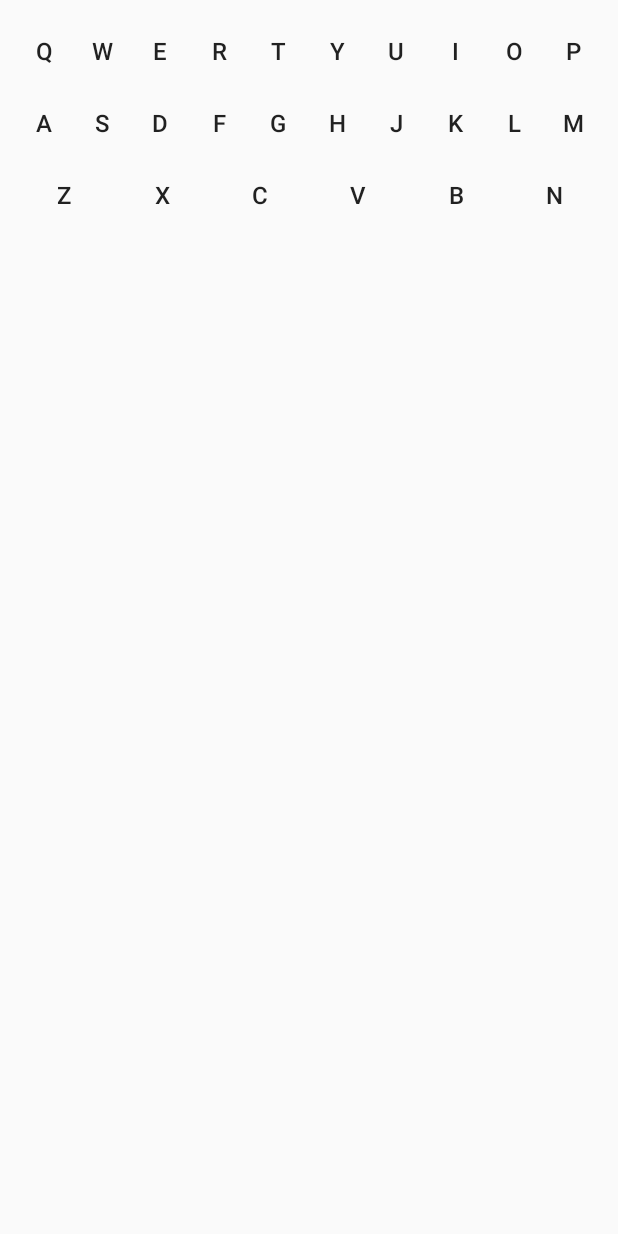
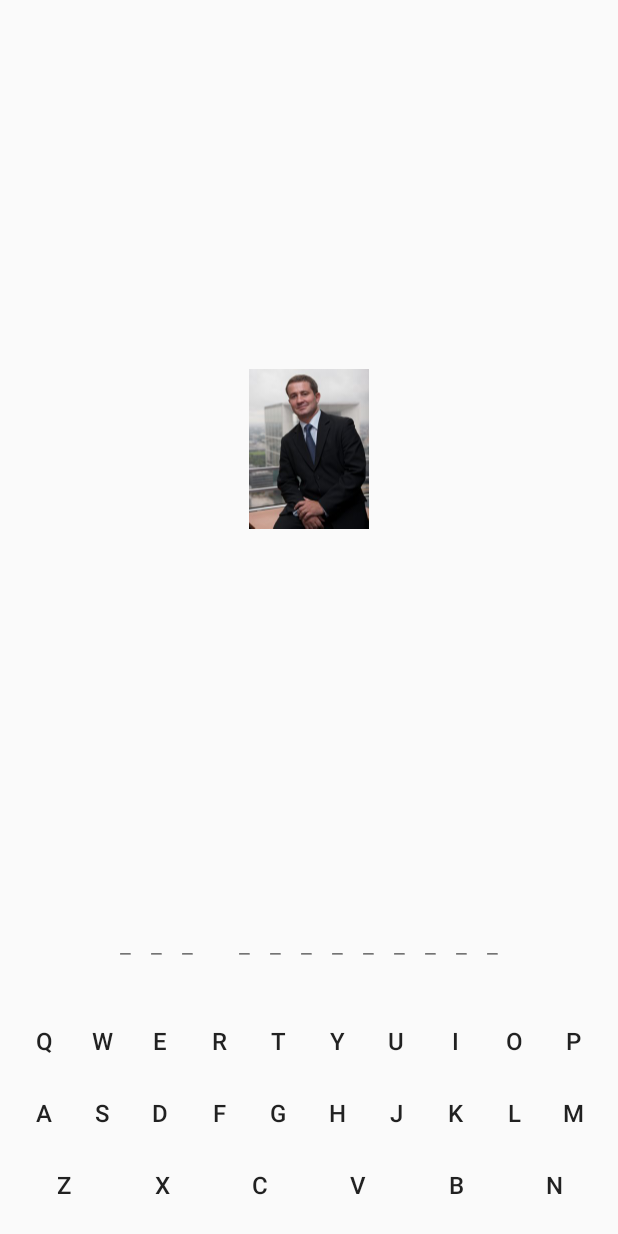
Before and after one commit to blacroix/xwhois-android, an Android app: the screen it shows after launch (GameActivity), on a phone screen of 412 x 824 dp. Run offline under Robolectric (Android 15) with nearby library versions, the phone set to English and light mode, and no system bars.

Commit message:
Simple game play

```diff
--- a/app/build.gradle
+++ b/app/build.gradle
@@ -5,6 +5,7 @@ buildscript {
     }
     dependencies {
         classpath "org.jetbrains.kotlin:kotlin-gradle-plugin:$kotlin_version"
+        classpath "org.jetbrains.kotlin:kotlin-android-extensions:$kotlin_version"
     }
 }
 
--- a/app/src/main/java/fr/xebia/xwhois/game/GameActivity.kt
+++ b/app/src/main/java/fr/xebia/xwhois/game/GameActivity.kt
@@ -2,13 +2,38 @@ package fr.xebia.xwhois.game
 
 import android.os.Bundle
 import android.support.v7.app.AppCompatActivity
+import android.widget.Toast
 import fr.xebia.xwhois.R
+import fr.xebia.xwhois.keyboard.KeyboardView
+import kotlinx.android.synthetic.main.view_hole_fields.*
+import kotlinx.android.synthetic.main.view_keyboard.*
 
-class GameActivity : AppCompatActivity() {
+class GameActivity : AppCompatActivity(), KeyboardView.OnKeyboardListener {
+
+    var controller: GameController = GameController(this)
 
     override fun onCreate(savedInstanceState: Bundle?) {
         super.onCreate(savedInstanceState)
         setContentView(R.layout.activity_game)
+        val name = "Luc Legardeur".toLowerCase()
+        controller.name = name
+        holeFieldsLayout.bind(name);
+
+        keyboardLayout.listener = this
     }
 
+    override fun click(c: Char) {
+        controller.checkChar(c)
+    }
+
+    fun correctChar(c: Char) {
+        var win = holeFieldsLayout.show(c)
+        if (win) {
+            Toast.makeText(this, "Winner!", Toast.LENGTH_SHORT).show()
+        }
+    }
+
+    fun wrongChar() {
+
+    }
 }
--- /dev/null
+++ b/app/src/main/java/fr/xebia/xwhois/game/GameController.kt
@@ -0,0 +1,15 @@
+package fr.xebia.xwhois.game
+
+class GameController(var view: GameActivity) {
+
+    lateinit var name: String
+
+    fun checkChar(c: Char) {
+        if (name.contains(c)) {
+            view.correctChar(c)
+        } else {
+            view.wrongChar()
+        }
+    }
+
+}
--- /dev/null
+++ b/app/src/main/java/fr/xebia/xwhois/keyboard/HoleFieldsView.kt
@@ -0,0 +1,57 @@
+package fr.xebia.xwhois.keyboard
+
+import android.content.Context
+import android.util.AttributeSet
+import android.view.ViewGroup
+import android.widget.LinearLayout
+import android.widget.TextView
+import fr.xebia.xwhois.R
+import kotlinx.android.synthetic.main.view_keyboard.view.*
+
+class HoleFieldsView @JvmOverloads constructor(context: Context, attrs: AttributeSet? = null, defStyleAttr: Int = 0) : LinearLayout(context, attrs, defStyleAttr) {
+
+    lateinit var name: String
+
+    lateinit var group: LinearLayout
+
+    fun bind(name: String) {
+        this.name = name
+
+        group = LinearLayout(context)
+        group.orientation = HORIZONTAL
+        group.layoutParams = LinearLayout.LayoutParams(ViewGroup.LayoutParams.WRAP_CONTENT, ViewGroup.LayoutParams.WRAP_CONTENT)
+        val holeFieldsLayout = findViewById(R.id.holeFieldsLayout) as LinearLayout
+        holeFieldsLayout.addView(group)
+        for (i in 0..name.length - 1) {
+            var textView = TextView(context)
+            val textLayoutParams = LinearLayout.LayoutParams(ViewGroup.LayoutParams.WRAP_CONTENT, ViewGroup.LayoutParams.WRAP_CONTENT)
+            textLayoutParams.leftMargin = 10
+            textLayoutParams.rightMargin = 10
+            textView.layoutParams = textLayoutParams
+            val c = name[i]
+            if (c === ' ') {
+                textView.text = " "
+                textView.tag = 0
+            } else {
+                textView.text = "_"
+                textView.tag = c
+            }
+            group.addView(textView)
+        }
+    }
+
+    fun show(c: Char): Boolean {
+        var win = 0
+        for (i in 0..group.childCount - 1) {
+            val view = group.getChildAt(i)
+            if (view.tag === c) {
+                view.tag = 0;
+                (view as TextView).text = c.toString();
+            } else if (view.tag != 0) {
+                win += 1
+            }
+        }
+        return win === 0
+    }
+
+}
--- a/app/src/main/java/fr/xebia/xwhois/keyboard/KeyboardView.kt
+++ b/app/src/main/java/fr/xebia/xwhois/keyboard/KeyboardView.kt
@@ -3,7 +3,45 @@ package fr.xebia.xwhois.keyboard
 import android.content.Context
 import android.util.AttributeSet
 import android.widget.LinearLayout
+import fr.xebia.xwhois.game.GameActivity
+import kotlinx.android.synthetic.main.view_keyboard.view.*
 
 class KeyboardView @JvmOverloads constructor(context: Context, attrs: AttributeSet? = null, defStyleAttr: Int = 0) : LinearLayout(context, attrs, defStyleAttr) {
 
+    lateinit var listener: OnKeyboardListener
+
+    override fun onFinishInflate() {
+        super.onFinishInflate()
+
+        a.setOnClickListener { listener.click('a') }
+        b.setOnClickListener { listener.click('b') }
+        c.setOnClickListener { listener.click('c') }
+        d.setOnClickListener { listener.click('d') }
+        e.setOnClickListener { listener.click('e') }
+        f.setOnClickListener { listener.click('f') }
+        g.setOnClickListener { listener.click('g') }
+        h.setOnClickListener { listener.click('h') }
+        i.setOnClickListener { listener.click('i') }
+        j.setOnClickListener { listener.click('j') }
+        k.setOnClickListener { listener.click('k') }
+        l.setOnClickListener { listener.click('l') }
+        m.setOnClickListener { listener.click('m') }
+        n.setOnClickListener { listener.click('n') }
+        o.setOnClickListener { listener.click('o') }
+        p.setOnClickListener { listener.click('p') }
+        q.setOnClickListener { listener.click('q') }
+        r.setOnClickListener { listener.click('r') }
+        s.setOnClickListener { listener.click('s') }
+        t.setOnClickListener { listener.click('t') }
+        u.setOnClickListener { listener.click('u') }
+        v.setOnClickListener { listener.click('v') }
+        w.setOnClickListener { listener.click('w') }
+        xKey.setOnClickListener { listener.click('x') }
+        yKey.setOnClickListener { listener.click('y') }
+        zKey.setOnClickListener { listener.click('z') }
+    }
+
+    interface OnKeyboardListener {
+        fun click(c: Char)
+    }
 }
--- a/app/src/main/res/layout/activity_game.xml
+++ b/app/src/main/res/layout/activity_game.xml
@@ -10,9 +10,14 @@
 
     <ImageView
         android:id="@+id/personImage"
-        android:layout_width="match_parent"
-        android:layout_height="wrap_content"
-        android:contentDescription="@string/content_description_person_image"/>
+        android:layout_width="wrap_content"
+        android:layout_height="0dp"
+        android:layout_gravity="center"
+        android:layout_weight="1"
+        android:contentDescription="@string/content_description_person_image"
+        android:src="@drawable/llegardeur"/>
+
+    <include layout="@layout/view_hole_fields"/>
 
     <include layout="@layout/view_keyboard"/>
 
--- /dev/null
+++ b/app/src/main/res/layout/view_hole_fields.xml
@@ -0,0 +1,9 @@
+<?xml version="1.0" encoding="utf-8"?>
+<fr.xebia.xwhois.keyboard.HoleFieldsView
+    android:id="@+id/holeFieldsLayout"
+    xmlns:android="http://schemas.android.com/apk/res/android"
+    android:layout_width="match_parent"
+    android:layout_height="wrap_content"
+    android:gravity="center"
+    android:orientation="horizontal"
+    android:padding="20dp"/>
--- a/app/src/main/res/layout/view_keyboard.xml
+++ b/app/src/main/res/layout/view_keyboard.xml
@@ -1,8 +1,9 @@
 <?xml version="1.0" encoding="utf-8"?>
-<LinearLayout
+<fr.xebia.xwhois.keyboard.KeyboardView
+    android:id="@+id/keyboardLayout"
     xmlns:android="http://schemas.android.com/apk/res/android"
     android:layout_width="match_parent"
-    android:layout_height="match_parent"
+    android:layout_height="wrap_content"
     android:layout_column="10"
     android:orientation="vertical"
     android:padding="10dp">
@@ -38,7 +39,7 @@
             android:text="t"/>
 
         <Button
-            android:id="@+id/y"
+            android:id="@+id/yKey"
             style="@style/keyboardKey"
             android:text="y"/>
 
@@ -127,12 +128,12 @@
         android:orientation="horizontal">
 
         <Button
-            android:id="@+id/z"
+            android:id="@+id/zKey"
             style="@style/keyboardKey"
             android:text="z"/>
 
         <Button
-            android:id="@+id/x"
+            android:id="@+id/xKey"
             style="@style/keyboardKey"
             android:text="x"/>
 
@@ -158,4 +159,4 @@
 
     </LinearLayout>
 
-</LinearLayout>
+</fr.xebia.xwhois.keyboard.KeyboardView>
--- a/app/src/main/res/values/styles.xml
+++ b/app/src/main/res/values/styles.xml
@@ -25,4 +25,11 @@
         <item name="android:gravity">center</item>
     </style>
 
+    <style name="holeField">
+        <item name="android:layout_height">wrap_content</item>
+        <item name="android:layout_width">wrap_content</item>
+        <item name="android:layout_marginLeft">10dp</item>
+        <item name="android:layout_marginRight">10dp</item>
+    </style>
+
 </resources>
```
Also changed, not shown: app/src/main/res/drawable-xxhdpi/llegardeur.jpg (added).
